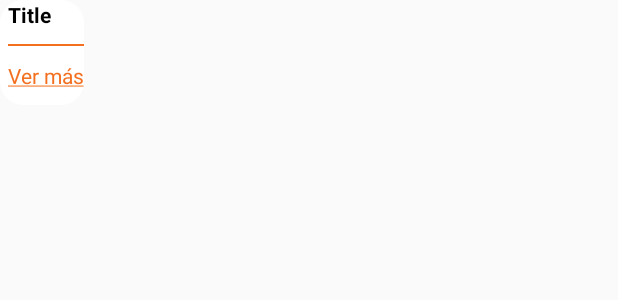
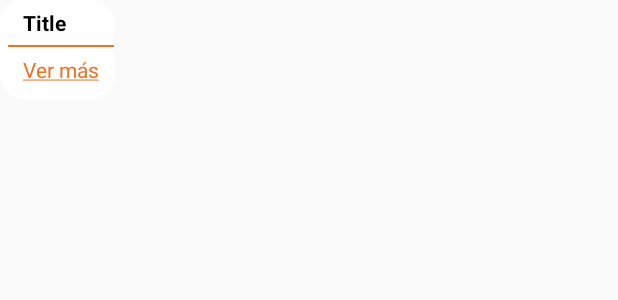
Before and after one commit to EniacsTeam/Recorrido-geologico, an Android app: the layout bonuspack_bubble.xml on its own in the app's theme, with its tools: preview values and no code run, on a phone screen of 412 x 824 dp. Shown: the top 300 px of the screen. Run offline under Robolectric (Android 15) with nearby library versions, the phone set to English and light mode, and no system bars.

Commit message:
Cambio en color de marcadores ya visitados

```diff
--- a/app/src/main/java/com/eniacs_team/rutamurcielago/Mapa.java
+++ b/app/src/main/java/com/eniacs_team/rutamurcielago/Mapa.java
@@ -195,7 +195,7 @@ public class Mapa implements MapEventsReceiver {
         mapViewController.animateTo(routeCenter);
         mapViewController.setCenter(routeCenter);
         mapView.setMinZoomLevel(12);
-        mapView.setMaxZoomLevel(16);
+        mapView.setMaxZoomLevel(15);
 
         //Desactivar botones de zoom nativos.
         mapView.setBuiltInZoomControls(false);
@@ -283,6 +283,7 @@ public class Mapa implements MapEventsReceiver {
         for (int i = 0; i < locations.size(); i++) {
             Marker marcador = marcadores.get(i);
             marcador.setPosition(locations.get(i));
+
             Drawable marker = activity.getResources().getDrawable(R.drawable.ic_marker_naranja);
             marcador.setIcon(marker);
             marcador.setAnchor(Marker.ANCHOR_CENTER, 1.0f);
--- a/app/src/main/java/com/eniacs_team/rutamurcielago/Ubicacion.java
+++ b/app/src/main/java/com/eniacs_team/rutamurcielago/Ubicacion.java
@@ -177,7 +177,7 @@ public class Ubicacion implements LocationListener {
             if (marcadorActual!= -1){
                 marker= marcadores.get(marcadorActual);
                 Mapa.MyInfoWindow ma = (Mapa.MyInfoWindow)marker.getInfoWindow();
-                ma.setTipo(false); marker.setIcon(this.mainActivity.getResources().getDrawable(R.drawable.ic_marker_naranja));
+                ma.setTipo(false); marker.setIcon(this.mainActivity.getResources().getDrawable(R.drawable.ic_marker_verde));
                 marcadores.set(marcadorActual, marker);
             }
         }else{
@@ -194,7 +194,7 @@ public class Ubicacion implements LocationListener {
                 }
                 if (marcadorActual!= -1) {
                     marker = marcadores.get(marcadorActual);
-                    marker.setIcon(this.mainActivity.getResources().getDrawable(R.drawable.ic_marker_naranja));
+                    marker.setIcon(this.mainActivity.getResources().getDrawable(R.drawable.ic_marker_verde));
                     Mapa.MyInfoWindow ma = (Mapa.MyInfoWindow)marker.getInfoWindow();
                     ma.setTipo(false);
 
--- /dev/null
+++ b/app/src/main/res/drawable/ic_marker_verde.xml
@@ -0,0 +1,6 @@
+<vector android:height="42dp" android:viewportHeight="512.0"
+    android:viewportWidth="512.0" android:width="42dp" xmlns:android="http://schemas.android.com/apk/res/android">
+    <path android:fillColor="#119A07"
+        android:pathData="M322.6,50.8C294.1,22.3 259.6,8 219.3,8c-40.4,0 -74.8,14.3 -103.4,42.8 -28.5,28.5 -42.8,63 -42.8,103.4 0,20.7 3.1,37.8 9.4,51.1l104.2,221c2.9,6.3 7.3,11.2 13.3,14.8 6,3.6 12.4,5.4 19.3,5.4 6.9,0 13.3,-1.8 19.3,-5.4 6,-3.6 10.5,-8.6 13.6,-14.8l103.9,-221c6.3,-13.3 9.4,-30.4 9.4,-51.1C365.4,113.8 351.2,79.4 322.6,50.8zM270.9,205.9c-14.3,14.3 -31.5,21.4 -51.7,21.4s-37.4,-7.1 -51.7,-21.4c-14.3,-14.3 -21.4,-31.5 -21.4,-51.7 0,-20.2 7.1,-37.4 21.4,-51.7 14.3,-14.3 31.5,-21.4 51.7,-21.4 20.2,0 37.4,7.1 51.7,21.4 14.3,14.3 21.4,31.5 21.4,51.7C292.4,174.4 285.2,191.6 270.9,205.9z"
+        android:strokeAlpha="1" android:strokeColor="#000000" android:strokeWidth="15"/>
+</vector>
--- a/app/src/main/res/layout/bonuspack_bubble.xml
+++ b/app/src/main/res/layout/bonuspack_bubble.xml
@@ -10,6 +10,7 @@
         android:layout_height="wrap_content"
         android:paddingLeft="5dp"
         android:orientation="vertical" >
+        android:
         <LinearLayout
             android:layout_width="wrap_content"
             android:layout_height="wrap_content"
@@ -19,10 +20,13 @@
                 android:layout_height="wrap_content"
                 android:textColor="#000000"
                 android:maxEms="17"
+                android:paddingTop="5dp"
                 android:textStyle="bold"
                 android:textSize="14dp"
                 android:layout_gravity="left"
                 android:layout_weight="1"
+                android:paddingLeft="10dp"
+                android:paddingRight="10dp"
                 android:text="Title" />
 
         </LinearLayout>
@@ -38,15 +42,17 @@
         <View
             android:layout_width="match_parent"
             android:layout_height="1dp"
-            android:layout_marginTop="10dp"
-            android:paddingBottom="20dp"
+            android:layout_marginTop="5dp"
+            android:paddingBottom="5dp"
             android:id="@+id/linea_centro"
             android:background="@color/colorPrimary"/>
         <TextView
             android:layout_width="wrap_content"
             android:layout_height="wrap_content"
             android:text="@string/ver_mas"
-            android:paddingTop="10dp"
+            android:paddingTop="5dp"
+            android:paddingLeft="10dp"
+            android:paddingRight="10dp"
             android:id="@+id/ver_mas"
             android:paddingBottom="10dp"
             android:textColor="@color/colorPrimaryDark"
```
Also changed, not shown: app/src/main/java/com/eniacs_team/rutamurcielago/DatosGeo.java (+4 -4 lines), 21 other files.
